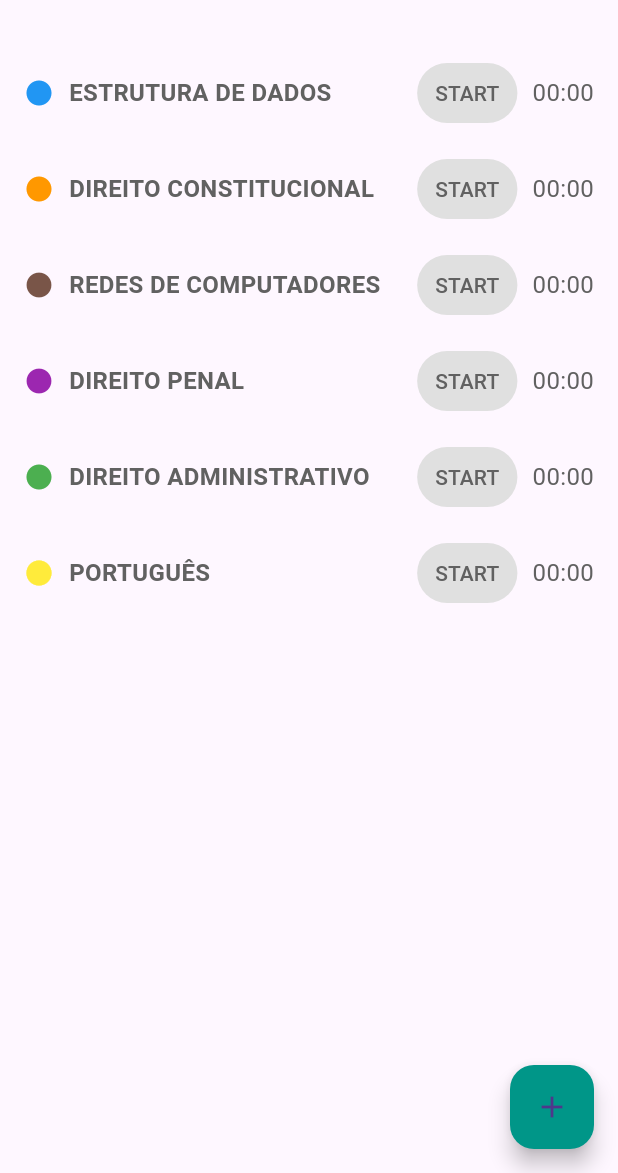
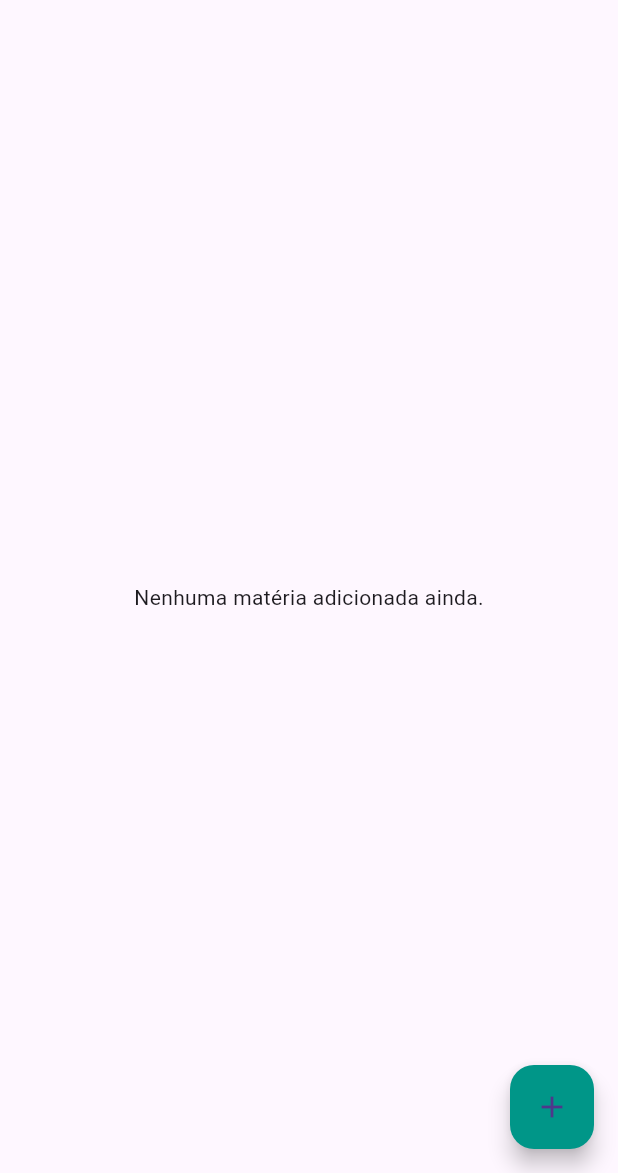
Before and after one commit to victor-monteiro11/sinapse, a Flutter app: the screen it shows after launch, after a tap on "Sair", on a phone screen of 412 x 824 dp, the part 63-1236 px from its top. Run offline on Flutter 3.47's test engine with Material 3 defaults, Android fonts, the phone set to English and light mode, and no system bars; our stand-ins replace sqflite; accounts and stored records are empty.

```diff
--- a/lib/marcadores.dart
+++ b/lib/marcadores.dart
@@ -1,7 +1,27 @@
 import 'package:flutter/material.dart';
-import 'adicionar_marcadores.dart'; // Importa a tela de adicionar marcadores
+import 'models/materia.dart'; // Importe o modelo de matéria
+import 'adicionar_marcadores.dart'; // Importe a tela de adicionar marcadores
 
-class MarkersPage extends StatelessWidget {
+class MarkersPage extends StatefulWidget {
+  @override
+  _MarkersPageState createState() => _MarkersPageState();
+}
+
+class _MarkersPageState extends State<MarkersPage> {
+  late Future<List<Materia>> _materias;
+
+  @override
+  void initState() {
+    super.initState();
+    _loadMaterias();
+  }
+
+  void _loadMaterias() {
+    setState(() {
+      _materias = Materia.getMaterias();
+    });
+  }
+
   @override
   Widget build(BuildContext context) {
     return Scaffold(
@@ -17,48 +37,43 @@ class MarkersPage extends StatelessWidget {
       ),
       body: Padding(
         padding: const EdgeInsets.all(16.0),
-        child: ListView(
-          children: [
-            MarkerItem(
-              color: Colors.blue,
-              subject: 'ESTRUTURA DE DADOS',
-              time: '00:00',
-            ),
-            MarkerItem(
-              color: Colors.orange,
-              subject: 'DIREITO CONSTITUCIONAL',
-              time: '00:00',
-            ),
-            MarkerItem(
-              color: Colors.brown,
-              subject: 'REDES DE COMPUTADORES',
-              time: '00:00',
-            ),
-            MarkerItem(
-              color: Colors.purple,
-              subject: 'DIREITO PENAL',
-              time: '00:00',
-            ),
-            MarkerItem(
-              color: Colors.green,
-              subject: 'DIREITO ADMINISTRATIVO',
-              time: '00:00',
-            ),
-            MarkerItem(
-              color: Colors.yellow,
-              subject: 'PORTUGUÊS',
-              time: '00:00',
-            ),
-          ],
+        child: FutureBuilder<List<Materia>>(
+          future: _materias,
+          builder: (context, snapshot) {
+            if (snapshot.connectionState == ConnectionState.waiting) {
+              return Center(child: CircularProgressIndicator());
+            } else if (snapshot.hasError) {
+              return Center(child: Text('Erro ao carregar as matérias'));
+            } else if (!snapshot.hasData || snapshot.data!.isEmpty) {
+              return Center(child: Text('Nenhuma matéria adicionada ainda.'));
+            }
+
+            final materias = snapshot.data!;
+
+            return ListView.builder(
+              itemCount: materias.length,
+              itemBuilder: (context, index) {
+                final materia = materias[index];
+                return MarkerItem(
+                  color: Colors.blue, // Use a cor apropriada se disponível
+                  subject: materia.nome,
+                  time: '00:00', // Pode ser ajustado conforme necessário
+                );
+              },
+            );
+          },
         ),
       ),
       floatingActionButton: FloatingActionButton(
-        onPressed: () {
-          // Navegar para a tela de adicionar marcador
-          Navigator.push(
+        onPressed: () async {
+          // Navegar para a tela de adicionar marcador e recarregar a lista ao retornar
+          final result = await Navigator.push(
             context,
             MaterialPageRoute(builder: (context) => AddMarkerPage()),
           );
+          if (result == true) {
+            _loadMaterias();
+          }
         },
         child: Icon(Icons.add),
         backgroundColor: Colors.teal,
```
Also changed, not shown: lib/adicionar_marcadores.dart (+22 -3 lines).
